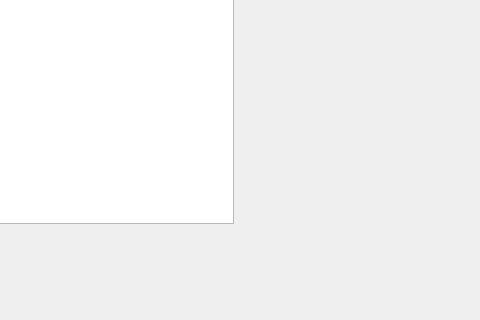
This is gui/MainUI.ui in spacepy/dbprocessing as Qt 5 draws it before an edit; both pictures show x 187 to 667 and y 597 to 917 of the 840 by 917 pixel window. The edited form follows.
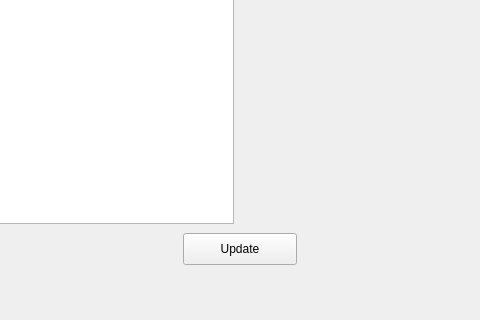
This is the edited form. The open tabs and pages were chosen to show the change.

Commit message: gui: added keybinding and updating names

What changed in the file:
```diff
--- a/gui/MainUI.ui
+++ b/gui/MainUI.ui
@@ -511,6 +511,22 @@
      </widget>
     </widget>
    </widget>
+   <widget class="QPushButton" name="UpdateButton">
+    <property name="geometry">
+     <rect>
+      <x>370</x>
+      <y>830</y>
+      <width>114</width>
+      <height>32</height>
+     </rect>
+    </property>
+    <property name="mouseTracking">
+     <bool>true</bool>
+    </property>
+    <property name="text">
+     <string>Update</string>
+    </property>
+   </widget>
   </widget>
   <widget class="QMenuBar" name="menubar">
    <property name="geometry">
```
Left out of the diff: 2 changed lines with no effect on the pictures. The commit also changes 1 other file.
